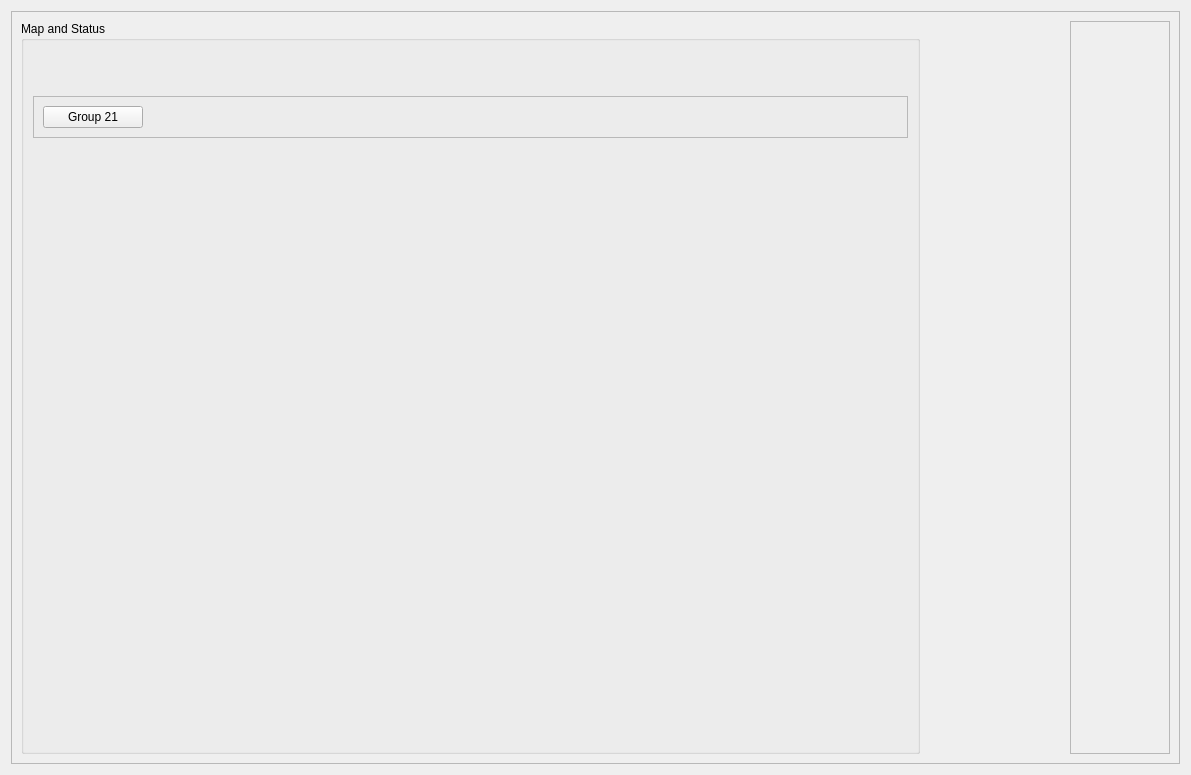
First picture: the form in fees_main.ui, repository ad-build-test/pydm-mps, before the edit.
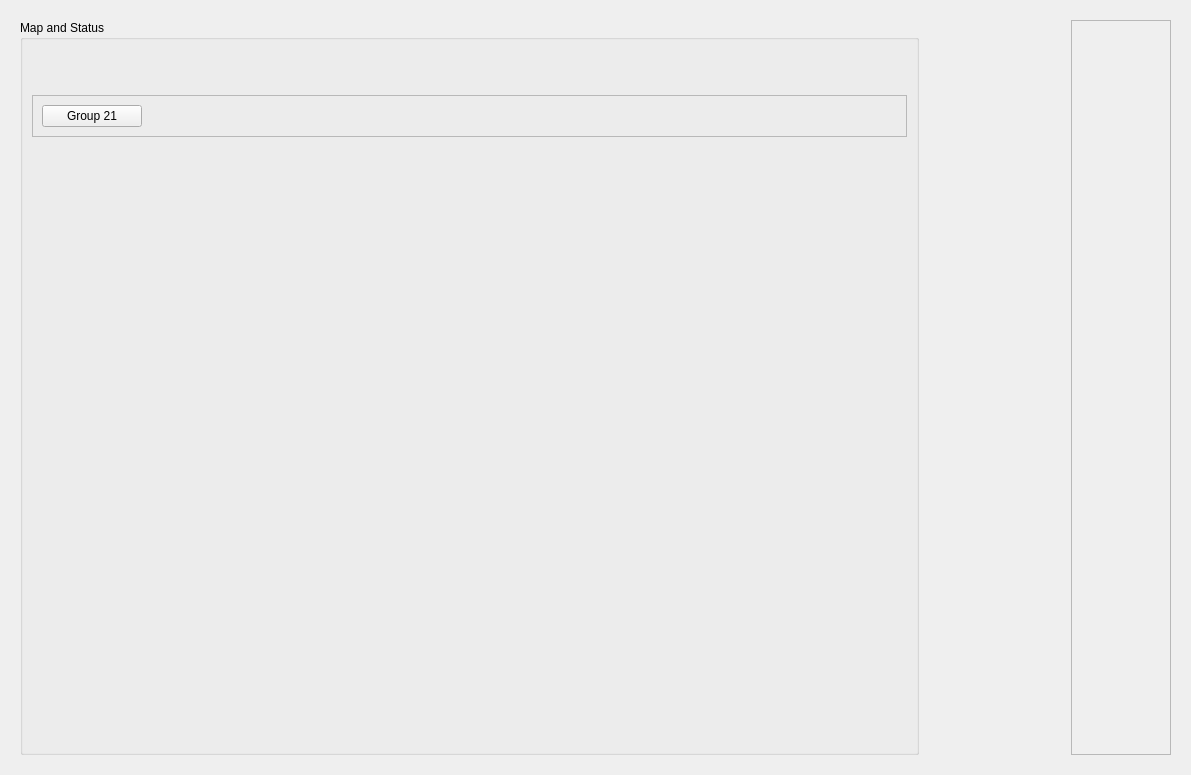
Second picture: the form after the edit. Custom widgets are drawn as their Qt base class.

Diff of the .ui file:
```diff
--- a/fees_main.ui
+++ b/fees_main.ui
@@ -17,7 +17,7 @@
    <item row="0" column="0">
     <widget class="QFrame" name="frame_3">
      <property name="frameShape">
-      <enum>QFrame::StyledPanel</enum>
+      <enum>QFrame::NoFrame</enum>
      </property>
      <property name="frameShadow">
       <enum>QFrame::Raised</enum>
```
